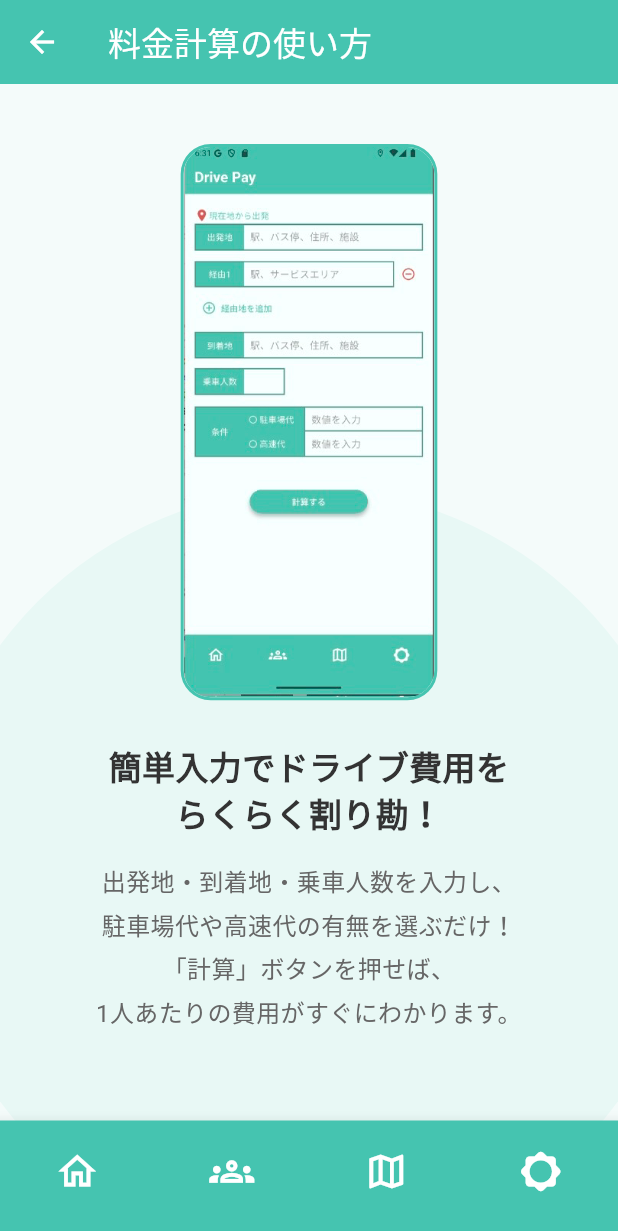
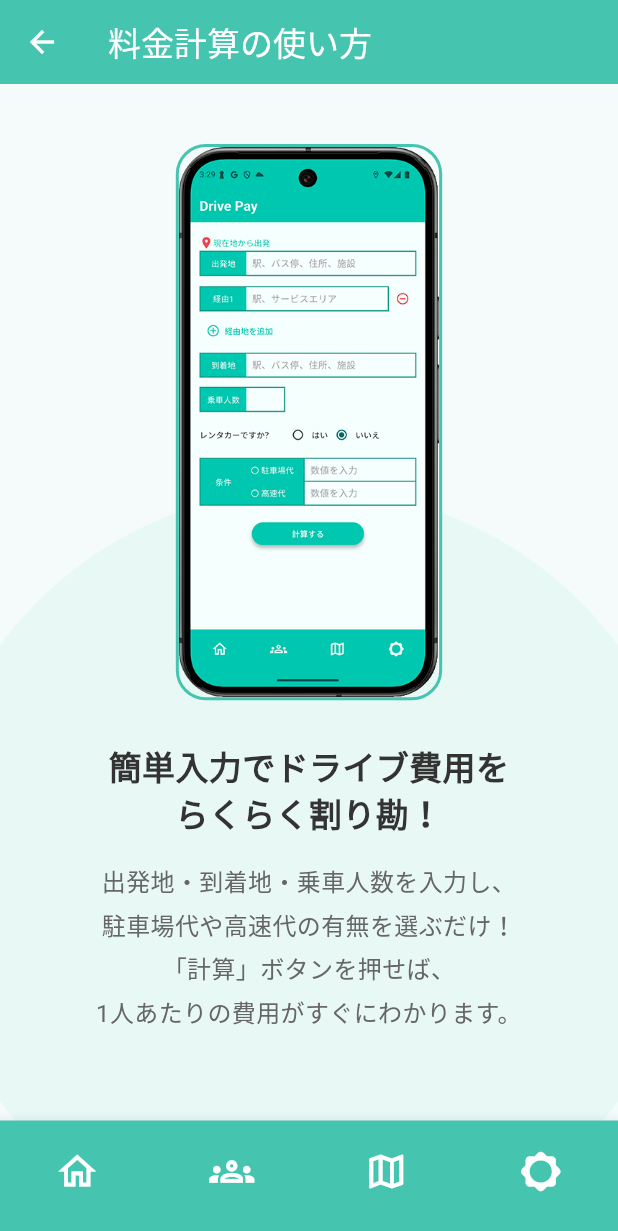
Before and after one commit to momomomomo0903/DrivePay, a Flutter app: the FareCalculationDetailPage screen opened directly, on a phone screen of 412 x 824 dp. Shown: the top 1231 px of the screen. Run offline on Flutter 3.47's test engine with Material 3 defaults, Android fonts, the phone set to English and light mode, and no system bars; our stand-ins replace cloud_firestore, connectivity_plus, firebase_auth, firebase_core, flutter_riverpod, geocoding and 5 more; accounts and stored records are empty.

Commit message:
fix：画像の修整

```diff
--- a/lib/UI/explanation/fare_calculation_detail.dart
+++ b/lib/UI/explanation/fare_calculation_detail.dart
@@ -94,7 +94,7 @@ class FareCalculationDetailPage extends StatelessWidget {
                   child: ClipRRect(
                     borderRadius: BorderRadius.circular(18),
                     child: Image.asset(
-                      'assets/images/fare_calculation_screen.png',
+                      'assets/images/farecalculate.png',
                       fit: BoxFit.contain,
                     ),
                   ),
```
Also changed, not shown: assets/images/fare_calculation_screen.png (deleted), assets/images/farecalculate.png (added), assets/images/group.png.
